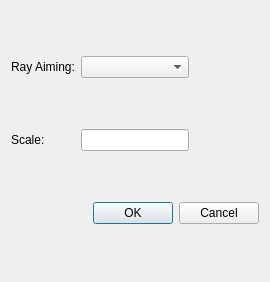
Old version of the form geopter/gui/Analysis/field_curvature_setting_dialog.ui in the repository heterophyllus/Geopter.
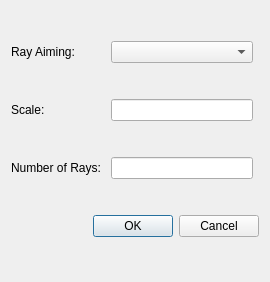
New version of the form.

```diff
--- a/geopter/gui/Analysis/field_curvature_setting_dialog.ui
+++ b/geopter/gui/Analysis/field_curvature_setting_dialog.ui
@@ -14,32 +14,6 @@
    <string>Dialog</string>
   </property>
   <layout class="QGridLayout" name="gridLayout">
-   <item row="1" column="1">
-    <widget class="QLineEdit" name="scaleEdit"/>
-   </item>
-   <item row="1" column="2">
-    <spacer name="horizontalSpacer">
-     <property name="orientation">
-      <enum>Qt::Horizontal</enum>
-     </property>
-     <property name="sizeHint" stdset="0">
-      <size>
-       <width>40</width>
-       <height>20</height>
-      </size>
-     </property>
-    </spacer>
-   </item>
-   <item row="2" column="0" colspan="3">
-    <widget class="QDialogButtonBox" name="buttonBox">
-     <property name="orientation">
-      <enum>Qt::Horizontal</enum>
-     </property>
-     <property name="standardButtons">
-      <set>QDialogButtonBox::Cancel|QDialogButtonBox::Ok</set>
-     </property>
-    </widget>
-   </item>
    <item row="1" column="0">
     <widget class="QLabel" name="label">
      <property name="text">
@@ -47,9 +21,22 @@
      </property>
     </widget>
    </item>
+   <item row="3" column="0" colspan="3">
+    <widget class="QDialogButtonBox" name="buttonBox">
+     <property name="orientation">
+      <enum>Qt::Horizontal</enum>
+     </property>
+     <property name="standardButtons">
+      <set>QDialogButtonBox::Cancel|QDialogButtonBox::Ok</set>
+     </property>
+    </widget>
+   </item>
    <item row="0" column="1">
     <widget class="QComboBox" name="rayAimingCombo"/>
    </item>
+   <item row="1" column="1">
+    <widget class="QLineEdit" name="scaleEdit"/>
+   </item>
    <item row="0" column="0">
     <widget class="QLabel" name="label_2">
      <property name="text">
@@ -57,6 +44,16 @@
      </property>
     </widget>
    </item>
+   <item row="2" column="1">
+    <widget class="QLineEdit" name="numRaysEdit"/>
+   </item>
+   <item row="2" column="0">
+    <widget class="QLabel" name="label_3">
+     <property name="text">
+      <string>Number of Rays: </string>
+     </property>
+    </widget>
+   </item>
   </layout>
  </widget>
  <resources/>
```
